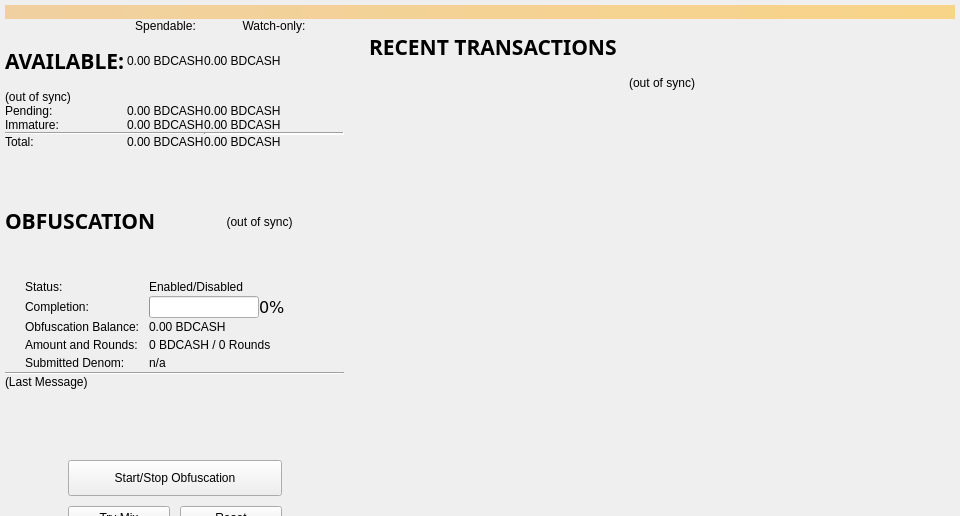
First picture: the form in src/qt/forms/overviewpage.ui, repository bdcashdev/BigdataCash, before the edit.
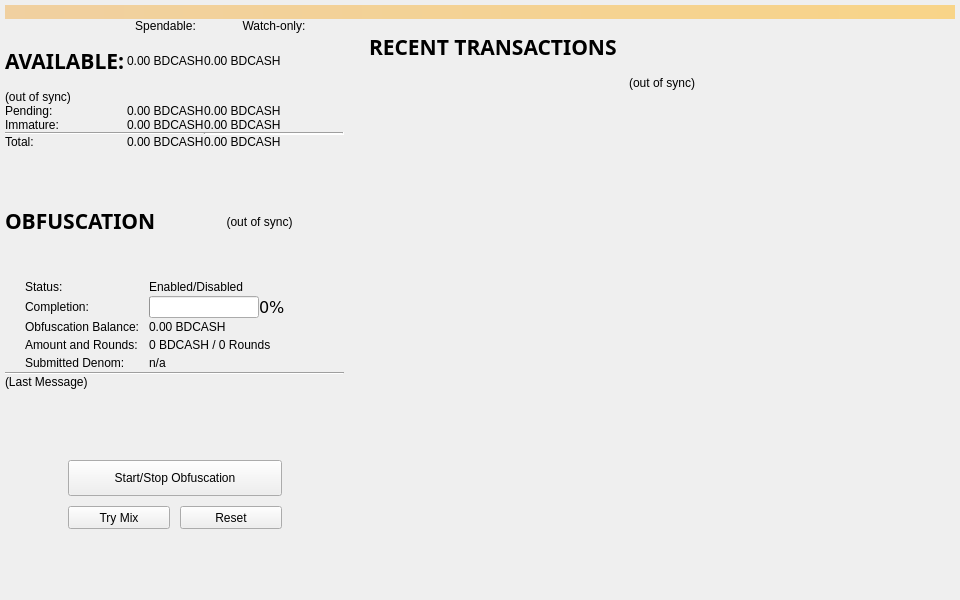
Second picture: the form after the edit.

```diff
--- a/src/qt/forms/overviewpage.ui
+++ b/src/qt/forms/overviewpage.ui
@@ -7,7 +7,7 @@
     <x>0</x>
     <y>0</y>
     <width>960</width>
-    <height>516</height>
+    <height>600</height>
    </rect>
   </property>
   <property name="minimumSize">
@@ -19,7 +19,7 @@
   <property name="maximumSize">
    <size>
     <width>1200</width>
-    <height>800</height>
+    <height>600</height>
    </size>
   </property>
   <property name="windowTitle">
```
